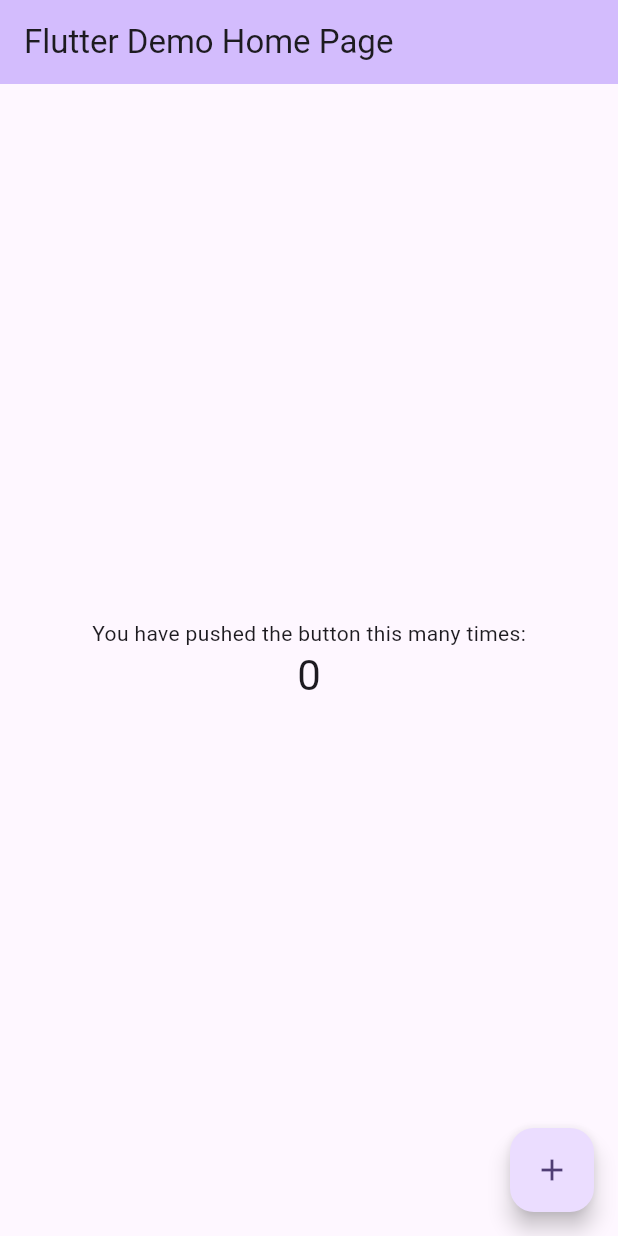
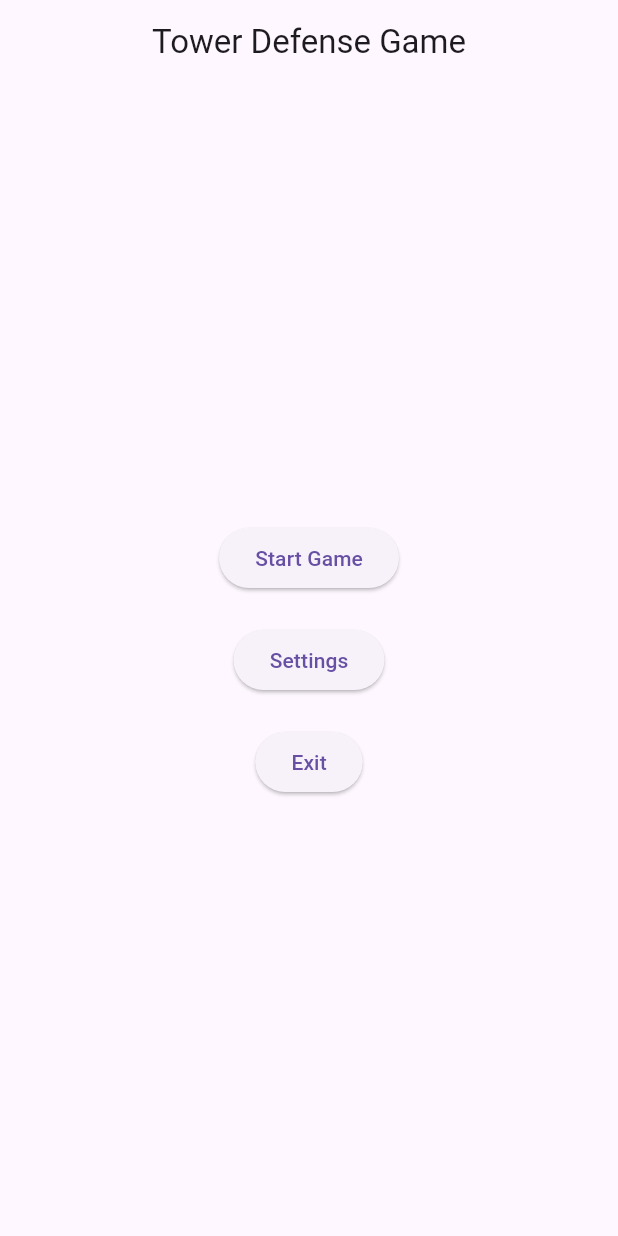
Before and after one commit to cfull03/Tower_defense_game, a Flutter app: the screen it shows after launch, on a phone screen of 412 x 824 dp. Run offline on Flutter 3.47's test engine with Material 3 defaults, Android fonts, the phone set to English and light mode, and no system bars; missing offline and left inert: flame.

Commit message:
Partial Skeleton code for TD game

```diff
--- a/lib/main.dart
+++ b/lib/main.dart
@@ -1,122 +1,23 @@
 import 'package:flutter/material.dart';
+import 'package:flame/game.dart';
+import 'screens/game_screen.dart';
+import 'screens/main_menu.dart';
 
 void main() {
-  runApp(const MyApp());
+  runApp(const TowerDefenseApp());
 }
 
-class MyApp extends StatelessWidget {
-  const MyApp({super.key});
+class TowerDefenseApp extends StatelessWidget {
+  const TowerDefenseApp({super.key});
 
-  // This widget is the root of your application.
   @override
   Widget build(BuildContext context) {
     return MaterialApp(
-      title: 'Flutter Demo',
+      title: 'Tower Defense Game',
       theme: ThemeData(
-        // This is the theme of your application.
-        //
-        // TRY THIS: Try running your application with "flutter run". You'll see
-        // the application has a purple toolbar. Then, without quitting the app,
-        // try changing the seedColor in the colorScheme below to Colors.green
-        // and then invoke "hot reload" (save your changes or press the "hot
-        // reload" button in a Flutter-supported IDE, or press "r" if you used
-        // the command line to start the app).
-        //
-        // Notice that the counter didn't reset back to zero; the application
-        // state is not lost during the reload. To reset the state, use hot
-        // restart instead.
-        //
-        // This works for code too, not just values: Most code changes can be
-        // tested with just a hot reload.
-        colorScheme: ColorScheme.fromSeed(seedColor: Colors.deepPurple),
+        primarySwatch: Colors.blue,
       ),
-      home: const MyHomePage(title: 'Flutter Demo Home Page'),
+      home: const MainMenu(),
     );
   }
 }
-
-class MyHomePage extends StatefulWidget {
-  const MyHomePage({super.key, required this.title});
-
-  // This widget is the home page of your application. It is stateful, meaning
-  // that it has a State object (defined below) that contains fields that affect
-  // how it looks.
-
-  // This class is the configuration for the state. It holds the values (in this
-  // case the title) provided by the parent (in this case the App widget) and
-  // used by the build method of the State. Fields in a Widget subclass are
-  // always marked "final".
-
-  final String title;
-
-  @override
-  State<MyHomePage> createState() => _MyHomePageState();
-}
-
-class _MyHomePageState extends State<MyHomePage> {
-  int _counter = 0;
-
-  void _incrementCounter() {
-    setState(() {
-      // This call to setState tells the Flutter framework that something has
-      // changed in this State, which causes it to rerun the build method below
-      // so that the display can reflect the updated values. If we changed
-      // _counter without calling setState(), then the build method would not be
-      // called again, and so nothing would appear to happen.
-      _counter++;
-    });
-  }
-
-  @override
-  Widget build(BuildContext context) {
-    // This method is rerun every time setState is called, for instance as done
-    // by the _incrementCounter method above.
-    //
-    // The Flutter framework has been optimized to make rerunning build methods
-    // fast, so that you can just rebuild anything that needs updating rather
-    // than having to individually change instances of widgets.
-    return Scaffold(
-      appBar: AppBar(
-        // TRY THIS: Try changing the color here to a specific color (to
-        // Colors.amber, perhaps?) and trigger a hot reload to see the AppBar
-        // change color while the other colors stay the same.
-        backgroundColor: Theme.of(context).colorScheme.inversePrimary,
-        // Here we take the value from the MyHomePage object that was created by
-        // the App.build method, and use it to set our appbar title.
-        title: Text(widget.title),
-      ),
-      body: Center(
-        // Center is a layout widget. It takes a single child and positions it
-        // in the middle of the parent.
-        child: Column(
-          // Column is also a layout widget. It takes a list of children and
-          // arranges them vertically. By default, it sizes itself to fit its
-          // children horizontally, and tries to be as tall as its parent.
-          //
-          // Column has various properties to control how it sizes itself and
-          // how it positions its children. Here we use mainAxisAlignment to
-          // center the children vertically; the main axis here is the vertical
-          // axis because Columns are vertical (the cross axis would be
-          // horizontal).
-          //
-          // TRY THIS: Invoke "debug painting" (choose the "Toggle Debug Paint"
-          // action in the IDE, or press "p" in the console), to see the
-          // wireframe for each widget.
-          mainAxisAlignment: MainAxisAlignment.center,
-          children: <Widget>[
-            const Text('You have pushed the button this many times:'),
-            Text(
-              '$_counter',
-              style: Theme.of(context).textTheme.headlineMedium,
-            ),
-          ],
-        ),
-      ),
-      floatingActionButton: FloatingActionButton(
-        onPressed: _incrementCounter,
-        tooltip: 'Increment',
-        child: const Icon(Icons.add),
-      ), // This trailing comma makes auto-formatting nicer for build methods.
-    );
-  }
-}
--- a/lib/screens/main_menu.dart
+++ b/lib/screens/main_menu.dart
@@ -0,0 +1,56 @@
+import 'package:flutter/material.dart';
+import 'game_screen.dart';
+
+class MainMenu extends StatelessWidget {
+  const MainMenu({super.key});
+
+  @override
+  Widget build(BuildContext context) {
+    return Scaffold(
+      appBar: AppBar(
+        title: const Text('Tower Defense Game'),
+        centerTitle: true,
+      ),
+      body: Center(
+        child: Column(
+          mainAxisAlignment: MainAxisAlignment.center,
+          children: [
+            // Start Game Button
+            ElevatedButton(
+              onPressed: () {
+                Navigator.push(
+                  context,
+                  MaterialPageRoute(builder: (context) => const GameScreen()),
+                );
+              },
+              child: const Text('Start Game'),
+            ),
+            const SizedBox(height: 20),
+
+            // Settings Button (Placeholder for future use)
+            ElevatedButton(
+              onPressed: () {
+                // TODO: Add settings screen or functionality
+                ScaffoldMessenger.of(context).showSnackBar(
+                  const SnackBar(content: Text('Settings coming soon!')),
+                );
+              },
+              child: const Text('Settings'),
+            ),
+
+            const SizedBox(height: 20),
+
+            // Exit Button to Quit the Game
+            ElevatedButton(
+              onPressed: () {
+                // Exit the app
+                Navigator.pop(context);
+              },
+              child: const Text('Exit'),
+            ),
+          ],
+        ),
+      ),
+    );
+  }
+}
```
Also changed, not shown: lib/game/tower_defense_game.dart (+86 -0 lines), lib/screens/game_screen.dart (+34 -0 lines), 1 other file.
